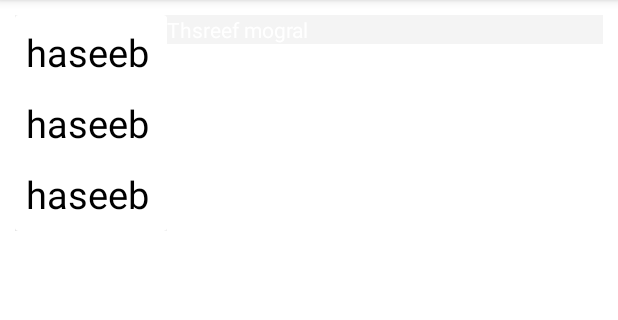
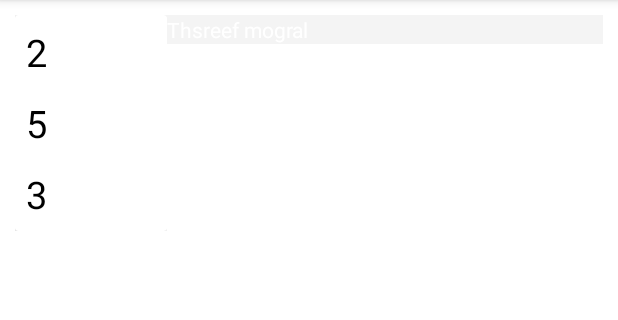
Before and after one commit to haseebmogral/KotSystem, an Android app: the screen it shows after launch (Order_screen), on a phone screen of 412 x 824 dp, the part 84-404 px from its top. Run offline under Robolectric (Android 15) with nearby library versions, the phone set to English and light mode, and no system bars.

Commit message:
java adapter changed with working adapter and model

```diff
--- a/app/src/main/java/kot/amits/com/kotsystem/AlbumsAdapter1.java
+++ b/app/src/main/java/kot/amits/com/kotsystem/AlbumsAdapter1.java
@@ -32,10 +32,16 @@ public class AlbumsAdapter1 extends RecyclerView.Adapter<AlbumsAdapter1.MyViewHo
                 @Override
                 public void onClick(View v) {
                     Toast.makeText(mContext, title.getText().toString(), Toast.LENGTH_SHORT).show();
+                    claculate();
                 }
             });
         }
 
+    }
+    public void claculate(){
+        for (int i=0;i<albumList1.size();i++){
+            Toast.makeText(mContext, albumList1.get(i).getName(), Toast.LENGTH_SHORT).show();
+        }
     }
 
 
--- a/app/src/main/java/kot/amits/com/kotsystem/Order_screen.java
+++ b/app/src/main/java/kot/amits/com/kotsystem/Order_screen.java
@@ -64,13 +64,13 @@ public class Order_screen extends AppCompatActivity {
 
         Album1 a;
 
-        a = new Album1("haseeb");
+        a = new Album1("2");
         albumList.add(a);
 
-        a = new Album1("haseeb");
+        a = new Album1("5");
         albumList.add(a);
 
-        a = new Album1("haseeb");
+        a = new Album1("3");
         albumList.add(a);
 
 
```
